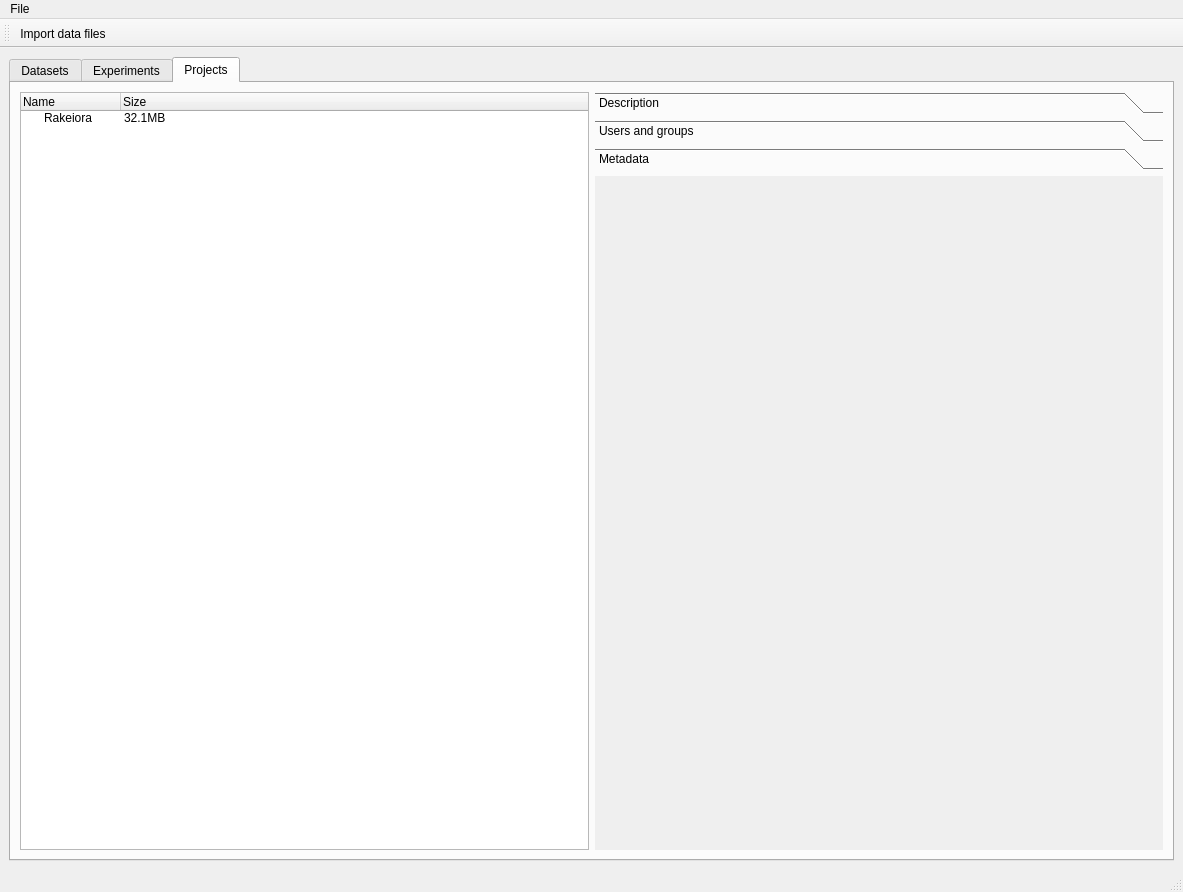
Qt form MainWindow.ui (UoA-eResearch/mytardis_ime) before a commit.
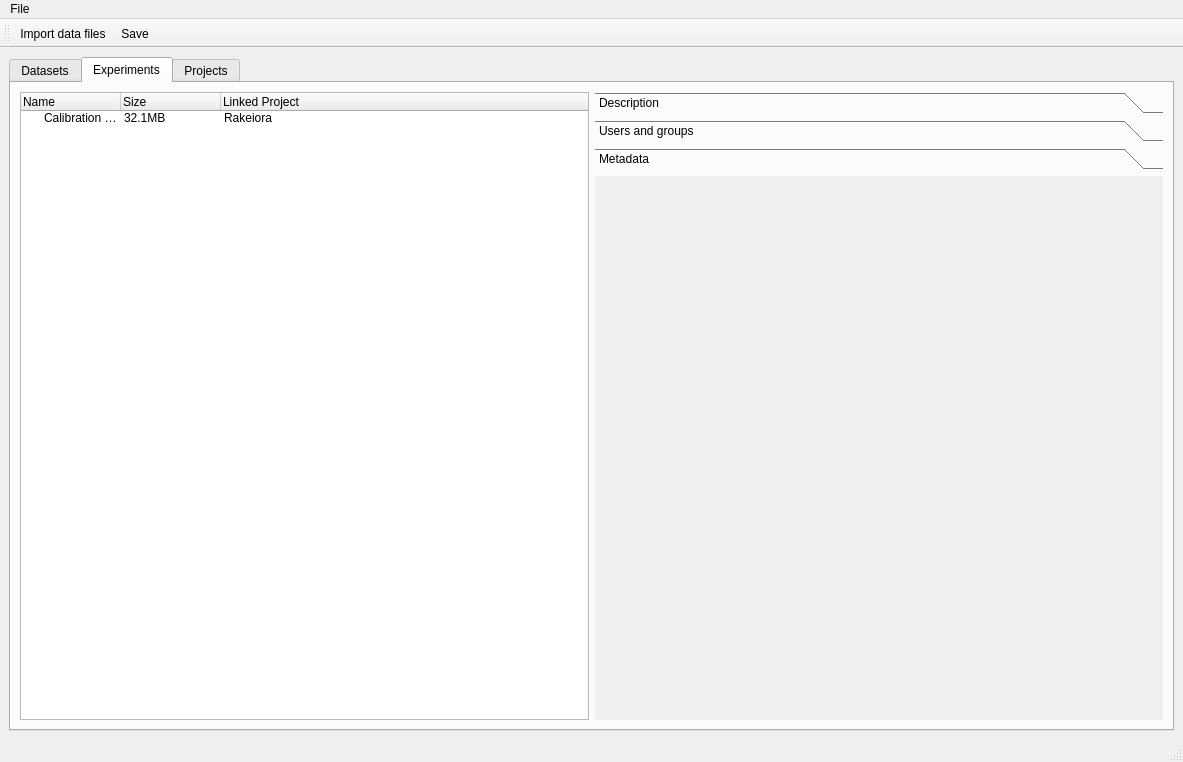
The same form after that commit. The open tabs and pages were chosen to show the change. Icons and pictures are not drawn.

Diff of the .ui file:
```diff
--- a/MainWindow.ui
+++ b/MainWindow.ui
@@ -7,7 +7,7 @@
     <x>0</x>
     <y>0</y>
     <width>1183</width>
-    <height>892</height>
+    <height>762</height>
    </rect>
   </property>
   <property name="windowTitle">
@@ -16,11 +16,11 @@
   <widget class="QWidget" name="centralwidget">
    <layout class="QHBoxLayout" name="horizontalLayout">
     <item>
-     <widget class="QTabWidget" name="projectTab">
+     <widget class="QTabWidget" name="Tabs">
       <property name="currentIndex">
        <number>2</number>
       </property>
-      <widget class="QWidget" name="tab">
+      <widget class="QWidget" name="datasetTab">
        <attribute name="title">
         <string>Datasets</string>
        </attribute>
@@ -287,7 +287,7 @@
         </item>
        </layout>
       </widget>
-      <widget class="QWidget" name="tab_2">
+      <widget class="QWidget" name="experimentTab">
        <attribute name="title">
         <string>Experiments</string>
        </attribute>
@@ -537,7 +537,7 @@
         </item>
        </layout>
       </widget>
-      <widget class="QWidget" name="tab_3">
+      <widget class="QWidget" name="projectTab">
        <attribute name="title">
         <string>Projects</string>
        </attribute>
@@ -754,8 +754,8 @@
             <rect>
              <x>0</x>
              <y>0</y>
-             <width>98</width>
-             <height>28</height>
+             <width>551</width>
+             <height>492</height>
             </rect>
            </property>
            <attribute name="label">
@@ -815,6 +815,7 @@
     <bool>false</bool>
    </attribute>
    <addaction name="actionImport_data_files"/>
+   <addaction name="actionSave"/>
   </widget>
   <action name="actionOpen_metadata_file">
    <property name="text">
```
Left out of the diff: 70 changed lines with no effect on the pictures.
